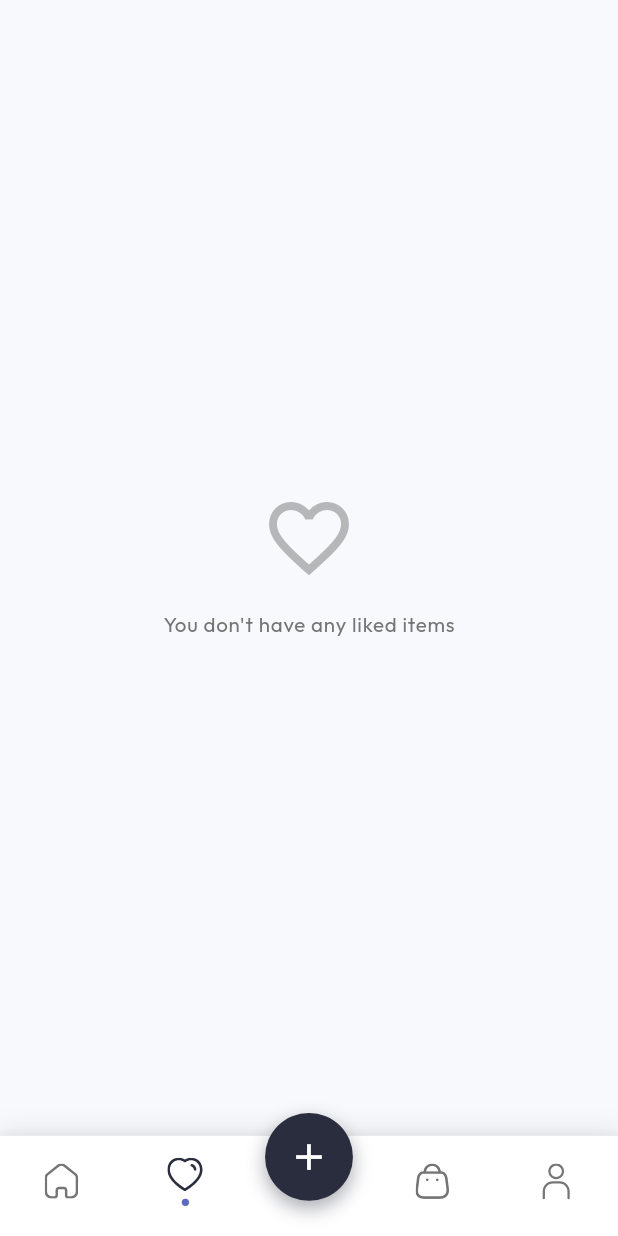
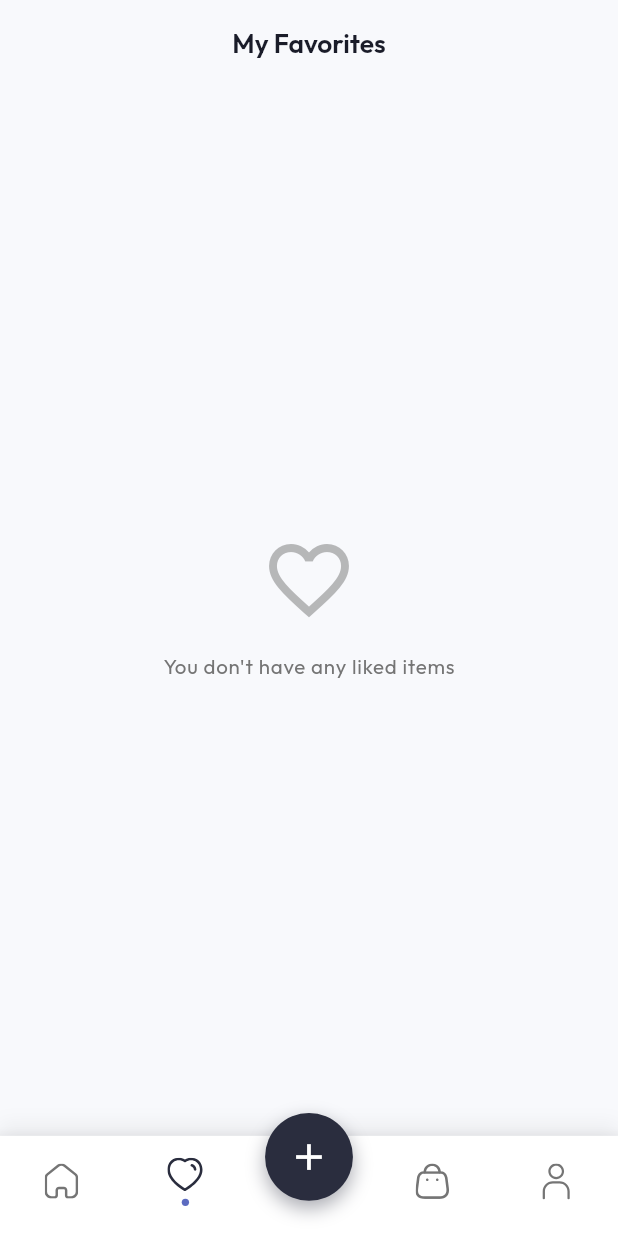
Before and after one commit to milanKapadiya1/olxAD, a Flutter app: the screen it shows once a user with an empty profile is signed in, item 2 of the bottom bar chosen, on a phone screen of 412 x 824 dp. Run offline on Flutter 3.47's test engine with Material 3 defaults, Android fonts, the light colour scheme and no system bars; our stand-ins replace cached_network_image, cloud_firestore, firebase_auth, firebase_core, flutter_screenutil, flutter_svg and 3 more; accounts and stored records are empty.

Commit message:
like ads see in list

```diff
--- a/lib/main.dart
+++ b/lib/main.dart
@@ -1,7 +1,7 @@
 import 'package:flutter/material.dart';
 import 'package:firebase_core/firebase_core.dart';
 import 'package:flutter_screenutil/flutter_screenutil.dart';
-import 'package:olxad/screens/splash_screen.dart';
+import 'package:olxad/onboarding/auth/splash_screen.dart';
 import 'package:olxad/firebase_options.dart';
 import 'package:olxad/util/app_theme.dart';
 
--- /dev/null
+++ b/lib/manager/favorite_manager.dart
@@ -0,0 +1,27 @@
+import 'package:flutter/material.dart';
+import 'package:olxad/model/ad_model.dart';
+
+class FavoriteManager {
+  FavoriteManager._internal(); // this is constructor
+  static final FavoriteManager _instance = FavoriteManager._internal();
+  factory FavoriteManager() => _instance;
+  // FavoriteManager._internal(){} its same write {} or ;
+
+  final ValueNotifier<List<Ad>> favorites = ValueNotifier<List<Ad>>([]);
+
+  void toggleFavorite(Ad ad) {
+    final currentList = favorites.value;
+    // checking id/title
+    final isExisting = currentList.any((element) => element.title == ad.title);
+
+    if (isExisting) {
+      favorites.value = List.from(currentList)..removeWhere((element) => element.title == ad.title);
+    } else {
+      favorites.value = List.from(currentList)..add(ad);
+    }
+  }
+
+  bool isLiked(Ad ad) {
+    return favorites.value.any((element) => element.title == ad.title);
+  }
+}
--- /dev/null
+++ b/lib/screens/details/liked_ads.dart
@@ -0,0 +1,50 @@
+import 'package:flutter/material.dart';
+import 'package:olxad/manager/favorite_manager.dart';
+import 'package:olxad/model/ad_model.dart';
+import 'package:olxad/model/likeUItile.dart';
+import 'package:olxad/util/app_theme.dart';
+
+class LikeScreen extends StatelessWidget {
+  const LikeScreen({super.key});
+
+  @override
+  Widget build(BuildContext context) {
+    return Scaffold(
+      appBar: AppBar(title: const Text("My Favorites")),
+
+      // Listen to the Manager
+      body: ValueListenableBuilder<List<Ad>>(
+        valueListenable: FavoriteManager().favorites,
+        builder: (context, favList, child) {
+
+          if (favList.isEmpty) {
+            return  Center(
+          child: Column(
+            mainAxisAlignment: MainAxisAlignment.center,
+            children: [
+              Icon(Icons.favorite_border,
+                  size: 64, color: AppTheme.textSecondary.withOpacity(0.5)),
+              const SizedBox(height: 16),
+              Text(
+                "You don't have any liked items",
+                style: Theme.of(context).textTheme.bodyLarge?.copyWith(
+                      color: AppTheme.textSecondary,
+                    ),
+              ),
+            ],
+          ),
+        );
+          }
+
+          return ListView.builder(
+            itemCount: favList.length,
+            padding: const EdgeInsets.only(top: 10),
+            itemBuilder: (context, index) {
+              return Likeuitile(ads: favList[index]);
+            },
+          );
+        },
+      ),
+    );
+  }
+}
--- a/lib/screens/home_screen.dart
+++ b/lib/screens/home_screen.dart
@@ -1,7 +1,7 @@
 import 'package:flutter/material.dart';
 import 'package:olxad/screens/createad.dart';
+import 'package:olxad/screens/details/liked_ads.dart';
 import 'package:olxad/screens/home_page.dart';
-import 'package:olxad/screens/like_screen.dart';
 import 'package:olxad/screens/profile_screen.dart';
 import 'package:olxad/screens/purchase_screen.dart';
 import 'package:olxad/widgets/bottom_nav/custom_navigation.dart';
--- a/lib/screens/like_screen.dart
+++ b/lib/screens/like_screen.dart
@@ -1,31 +1,31 @@
-import 'package:flutter/material.dart';
-import 'package:olxad/util/app_theme.dart';
+// import 'package:flutter/material.dart';
+// import 'package:olxad/util/app_theme.dart';
 
-class LikeScreen extends StatelessWidget {
-  const LikeScreen({super.key});
+// class LikeScreen extends StatelessWidget {
+//   const LikeScreen({super.key});
 
-  @override
-  Widget build(BuildContext context) {
-    return SafeArea(
-      child: Scaffold(
-        backgroundColor: AppTheme.backgroundColor,
-        body: Center(
-          child: Column(
-            mainAxisAlignment: MainAxisAlignment.center,
-            children: [
-              Icon(Icons.favorite_border,
-                  size: 64, color: AppTheme.textSecondary.withOpacity(0.5)),
-              const SizedBox(height: 16),
-              Text(
-                "You don't have any liked items",
-                style: Theme.of(context).textTheme.bodyLarge?.copyWith(
-                      color: AppTheme.textSecondary,
-                    ),
-              ),
-            ],
-          ),
-        ),
-      ),
-    );
-  }
-}
+//   @override
+//   Widget build(BuildContext context) {
+//     return SafeArea(
+//       child: Scaffold(
+//         backgroundColor: AppTheme.backgroundColor,
+//         body: Center(
+//           child: Column(
+//             mainAxisAlignment: MainAxisAlignment.center,
+//             children: [
+//               Icon(Icons.favorite_border,
+//                   size: 64, color: AppTheme.textSecondary.withOpacity(0.5)),
+//               const SizedBox(height: 16),
+//               Text(
+//                 "You don't have any liked items",
+//                 style: Theme.of(context).textTheme.bodyLarge?.copyWith(
+//                       color: AppTheme.textSecondary,
+//                     ),
+//               ),
+//             ],
+//           ),
+//         ),
+//       ),
+//     );
+//   }
+// }
--- a/lib/widgets/tabsAndad/expanded_grid.dart
+++ b/lib/widgets/tabsAndad/expanded_grid.dart
@@ -2,7 +2,7 @@ import 'package:flutter/material.dart';
 import 'package:flutter_screenutil/flutter_screenutil.dart';
 import 'package:lottie/lottie.dart';
 import 'package:olxad/model/ad_model.dart';
-import 'package:olxad/screens/ontapscreen.dart';
+import 'package:olxad/screens/details/ontapscreen.dart';
 import 'package:olxad/widgets/Ads%20card/ads_card.dart';
 
 class ExpandedGrid extends StatefulWidget {
```
Also changed, not shown: lib/model/likeUItile.dart (added, +83 -0 lines), lib/screens/details/ontapscreen.dart (renamed from lib/screens/ontapscreen.dart, +73 -8 lines), lib/screens/profile_screen.dart (+30 -30 lines), lib/onboarding/auth/splash_screen.dart (renamed from lib/screens/splash_screen.dart).
